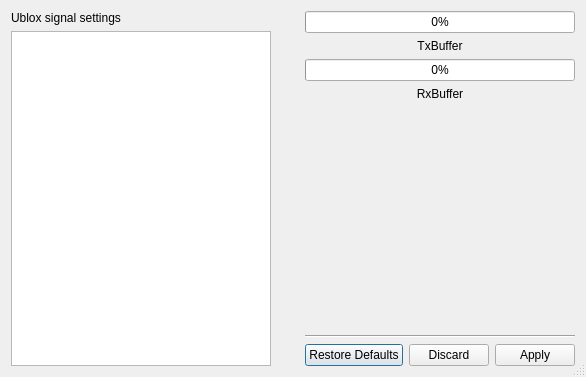
Qt form muondetector-gui-1.0.2/src/main/settings.ui (liukai-tech/muondetector) before a commit.
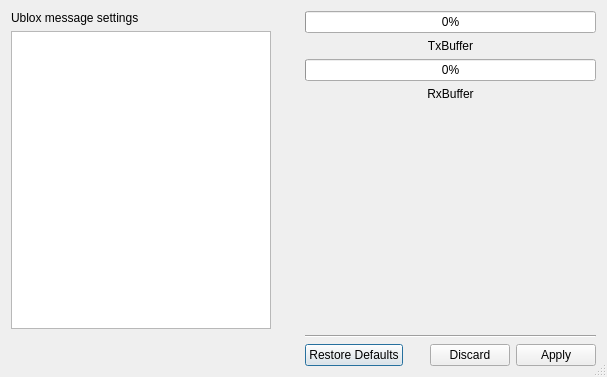
The same form after that commit.

Commit message: changed underlying widget of CustomHistogram from QwtPlotBarchart to QwtPlotHistogram due to the more appropriate representation of bar widths; added nr of entries display and color of histogram bars; minor cosmetic change in compare macro; added gnuplot macro for analysing mu decays of 2 detectors

The edit to the form file:
```diff
--- a/muondetector-gui-1.0.2/src/main/settings.ui
+++ b/muondetector-gui-1.0.2/src/main/settings.ui
@@ -9,7 +9,7 @@
    <rect>
     <x>0</x>
     <y>0</y>
-    <width>572</width>
+    <width>607</width>
     <height>377</height>
    </rect>
   </property>
@@ -28,8 +28,8 @@
   <property name="modal">
    <bool>true</bool>
   </property>
-  <layout class="QHBoxLayout" name="horizontalLayout">
-   <item>
+  <layout class="QGridLayout" name="gridLayout">
+   <item row="0" column="0" rowspan="2">
     <layout class="QVBoxLayout" name="verticalLayout_4">
      <item>
       <widget class="QLabel" name="label">
@@ -52,7 +52,7 @@
         </size>
        </property>
        <property name="text">
-        <string>Ublox signal settings</string>
+        <string>Ublox message settings</string>
        </property>
       </widget>
      </item>
@@ -89,7 +89,7 @@
      </item>
     </layout>
    </item>
-   <item>
+   <item row="0" column="1">
     <spacer name="horizontalSpacer">
      <property name="orientation">
       <enum>Qt::Horizontal</enum>
@@ -105,9 +105,7 @@
      </property>
     </spacer>
    </item>
-   <item>
-    <layout class="QVBoxLayout" name="verticalLayout_5">
-     <item>
+   <item row="0" column="2">
       <layout class="QVBoxLayout" name="verticalLayout_3">
        <item>
         <layout class="QVBoxLayout" name="verticalLayout_2">
@@ -189,7 +187,7 @@
        </item>
       </layout>
      </item>
-     <item>
+   <item row="1" column="2">
       <spacer name="verticalSpacer">
        <property name="orientation">
         <enum>Qt::Vertical</enum>
@@ -200,26 +198,24 @@
        <property name="sizeHint" stdset="0">
         <size>
          <width>20</width>
-         <height>13</height>
+       <height>91</height>
         </size>
        </property>
       </spacer>
      </item>
-     <item>
+   <item row="2" column="2">
       <widget class="Line" name="line">
        <property name="orientation">
         <enum>Qt::Horizontal</enum>
        </property>
       </widget>
      </item>
-     <item>
+   <item row="3" column="2">
       <widget class="QDialogButtonBox" name="settingsButtonBox">
        <property name="standardButtons">
         <set>QDialogButtonBox::Apply|QDialogButtonBox::Discard|QDialogButtonBox::RestoreDefaults</set>
        </property>
       </widget>
-     </item>
-    </layout>
    </item>
   </layout>
  </widget>
```
Lines whose indentation alone changed are shown as unchanged. The commit also changes 10 other files.
